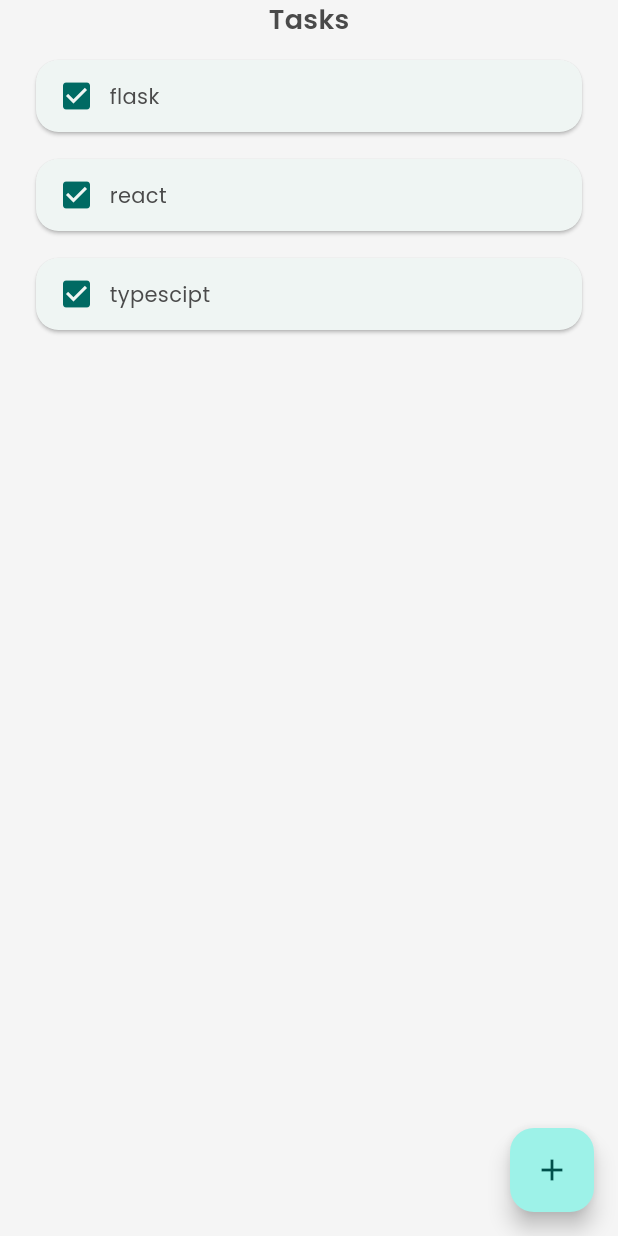
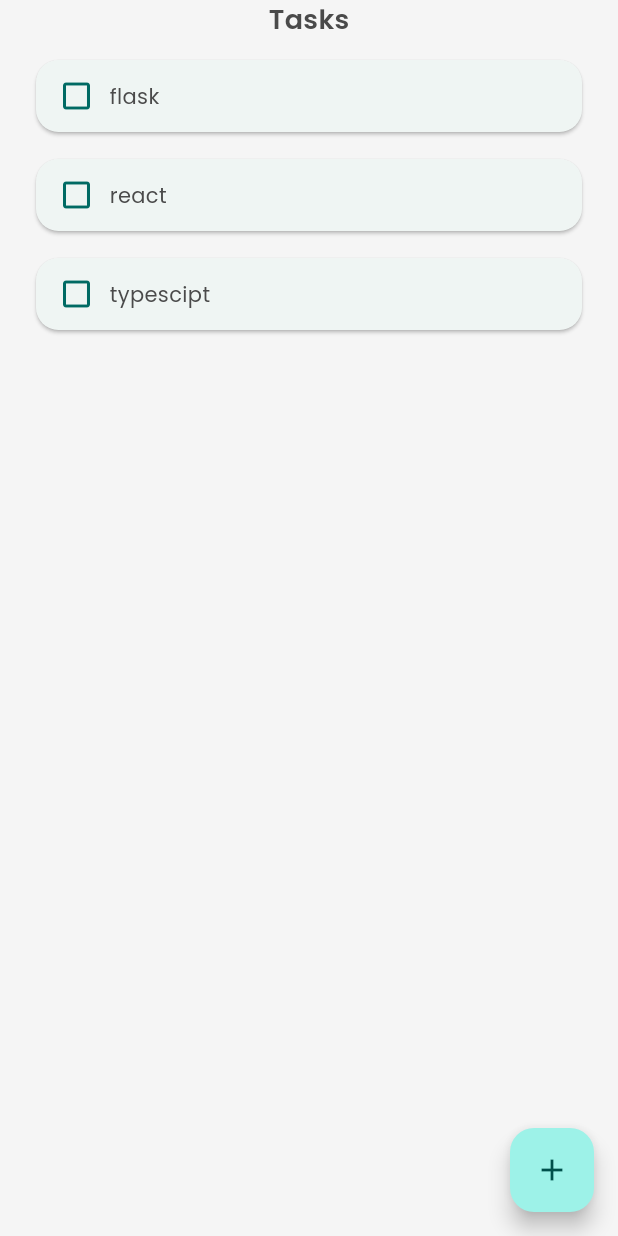
Before and after one commit to javiergomezve/todo_flutter, a Flutter app: the TaskListPage screen opened directly, on a phone screen of 412 x 824 dp. Run offline on Flutter 3.47's test engine with Material 3 defaults, Android fonts, the phone set to English and light mode, and no system bars.

Commit message:
fix icon visualization

```diff
--- a/lib/app/view/task_list/task_list_page.dart
+++ b/lib/app/view/task_list/task_list_page.dart
@@ -85,7 +85,7 @@ class _TaskItem extends StatelessWidget {
           child: Row(
             children: [
               Icon(
-                task.done ? Icons.check_box_outline_blank : Icons.check_box,
+                task.done ? Icons.check_box : Icons.check_box_outline_blank,
                 color: Theme.of(context).colorScheme.primary,
               ),
               const SizedBox(
```
